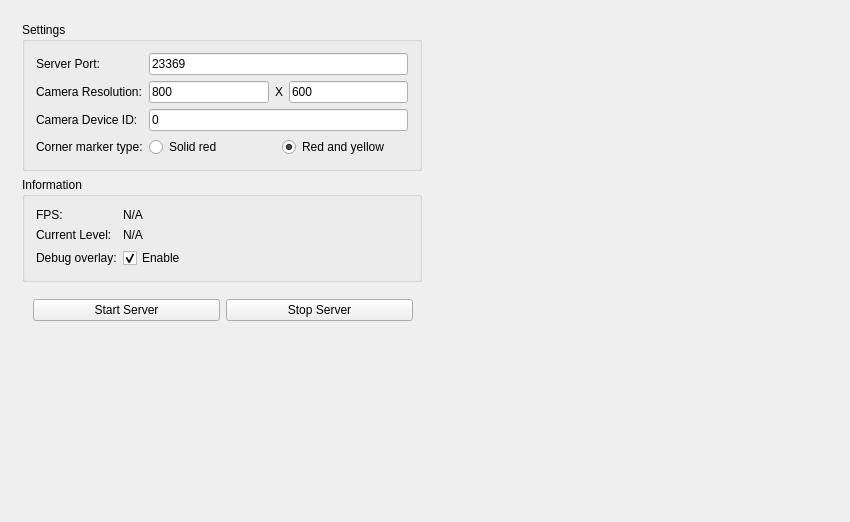
This is MirrorServer/Server/mainwindow.ui in thijser/ARGAME as Qt 5 draws it before an edit. The edited form follows.
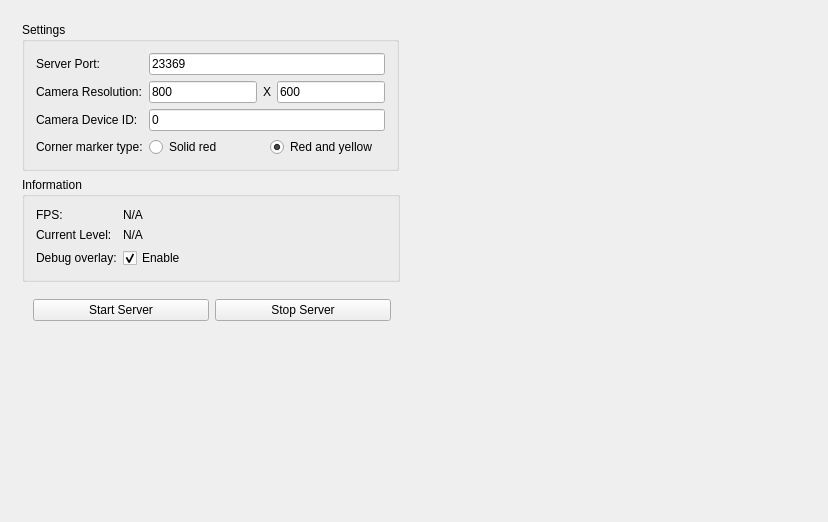
This is the edited form.

Commit message: Fix layout issues in server UI

What changed in the file:
```diff
--- a/MirrorServer/Server/mainwindow.ui
+++ b/MirrorServer/Server/mainwindow.ui
@@ -6,12 +6,12 @@
    <rect>
     <x>0</x>
     <y>0</y>
-    <width>850</width>
+    <width>824</width>
     <height>518</height>
    </rect>
   </property>
   <property name="sizePolicy">
-   <sizepolicy hsizetype="Fixed" vsizetype="Fixed">
+   <sizepolicy hsizetype="Minimum" vsizetype="Fixed">
     <horstretch>0</horstretch>
     <verstretch>0</verstretch>
    </sizepolicy>
@@ -23,11 +23,32 @@
    <layout class="QHBoxLayout" name="horizontalLayout">
     <item>
      <widget class="QWidget" name="controlpanel" native="true">
+      <property name="sizePolicy">
+       <sizepolicy hsizetype="Fixed" vsizetype="MinimumExpanding">
+        <horstretch>0</horstretch>
+        <verstretch>0</verstretch>
+       </sizepolicy>
+      </property>
+      <property name="minimumSize">
+       <size>
+        <width>400</width>
+        <height>0</height>
+       </size>
+      </property>
+      <property name="maximumSize">
+       <size>
+        <width>400</width>
+        <height>16777215</height>
+       </size>
+      </property>
       <layout class="QVBoxLayout" name="verticalLayout">
+       <property name="sizeConstraint">
+        <enum>QLayout::SetDefaultConstraint</enum>
+       </property>
        <item>
         <widget class="QGroupBox" name="settings">
          <property name="sizePolicy">
-          <sizepolicy hsizetype="Preferred" vsizetype="Fixed">
+          <sizepolicy hsizetype="Fixed" vsizetype="Fixed">
            <horstretch>0</horstretch>
            <verstretch>0</verstretch>
           </sizepolicy>
@@ -300,7 +321,7 @@
     <item>
      <widget class="QLabel" name="image">
       <property name="sizePolicy">
-       <sizepolicy hsizetype="Preferred" vsizetype="Maximum">
+       <sizepolicy hsizetype="Expanding" vsizetype="Maximum">
         <horstretch>0</horstretch>
         <verstretch>0</verstretch>
        </sizepolicy>
```
